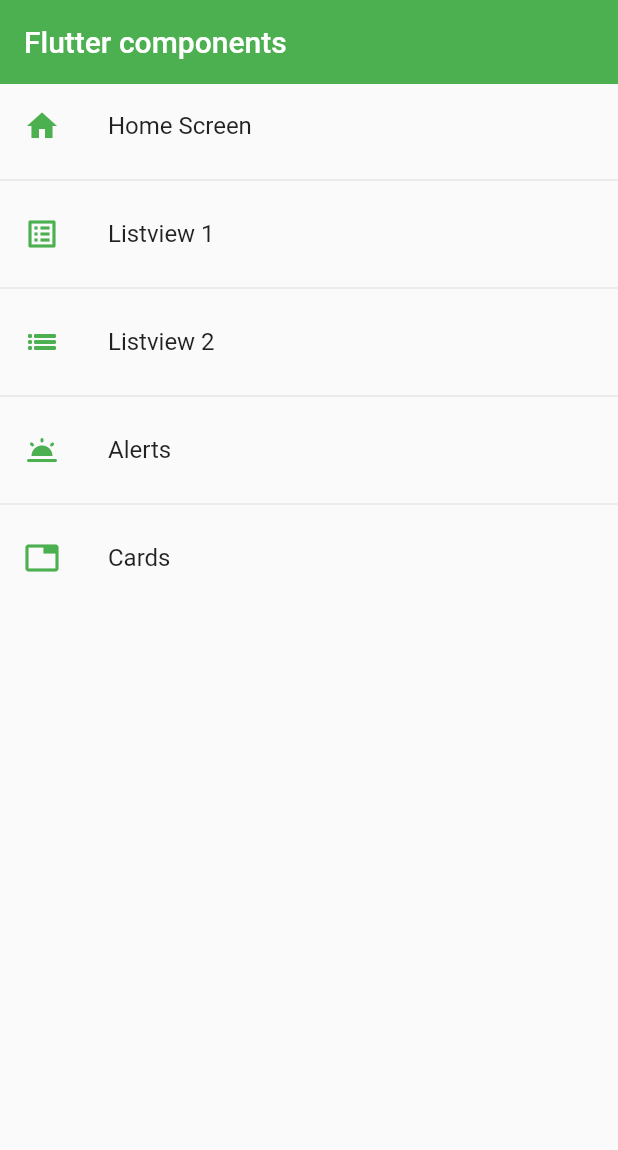
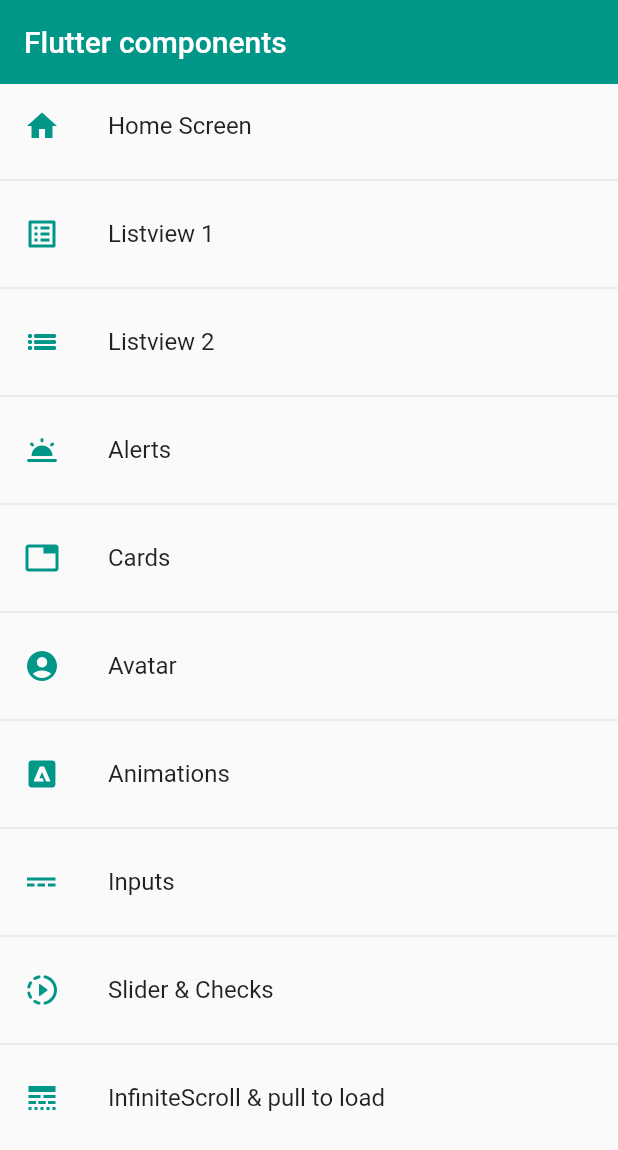
Before and after one commit to lizie18/components_flutter, a Flutter app: the screen it shows after launch, on a phone screen of 412 x 824 dp. Shown: the top 1150 px of the screen. Run offline on Flutter 3.47's test engine with Material 2 defaults, Android fonts, the phone set to English and light mode, and no system bars.

Commit message:
Components complete

```diff
--- a/lib/router/app_routes.dart
+++ b/lib/router/app_routes.dart
@@ -1,16 +1,62 @@
 import 'package:fl_components/models/menu_option.dart';
+import 'package:fl_components/screens/listview_builder_screen.dart';
 import 'package:fl_components/screens/screens.dart';
 import 'package:flutter/material.dart';
 
 class AppRoutes {
   static const initialRoute = 'home';
 
-  static final menuOptions = <MenuOption> [
-    MenuOption(route: 'home', name: 'Home Screen', icon: Icons.home, screen: const HomeScreen()),
-    MenuOption(route: 'listview1', name: 'Listview 1', icon: Icons.list_alt, screen: const ListView1Screen()),
-    MenuOption(route: 'listview2', name: 'Listview 2', icon: Icons.list_sharp, screen: const ListView2Screen()),
-    MenuOption(route: 'alert', name: 'Alerts', icon: Icons.wb_twilight_rounded, screen: const AlertScreen()),
-    MenuOption(route: 'card', name: 'Cards', icon: Icons.tab_outlined, screen: const CardScreen()),
+  static final menuOptions = <MenuOption>[
+    MenuOption(
+        route: 'home',
+        name: 'Home Screen',
+        icon: Icons.home,
+        screen: const HomeScreen()),
+    MenuOption(
+        route: 'listview1',
+        name: 'Listview 1',
+        icon: Icons.list_alt,
+        screen: const ListView1Screen()),
+    MenuOption(
+        route: 'listview2',
+        name: 'Listview 2',
+        icon: Icons.list_sharp,
+        screen: const ListView2Screen()),
+    MenuOption(
+        route: 'alert',
+        name: 'Alerts',
+        icon: Icons.wb_twilight_rounded,
+        screen: const AlertScreen()),
+    MenuOption(
+        route: 'card',
+        name: 'Cards',
+        icon: Icons.tab_outlined,
+        screen: const CardScreen()),
+    MenuOption(
+        route: 'avatar',
+        name: 'Avatar',
+        icon: Icons.account_circle,
+        screen: const AvatarScreen()),
+    MenuOption(
+        route: 'animated',
+        name: 'Animations',
+        icon: Icons.adobe_outlined,
+        screen: const AnimatedScreen()),
+    MenuOption(
+        route: 'inputs',
+        name: 'Inputs',
+        icon: Icons.power_input,
+        screen: const InputsScreen()),
+    MenuOption(
+        route: 'slider',
+        name: 'Slider & Checks',
+        icon: Icons.slow_motion_video_rounded,
+        screen: const SliderScreen()),
+    MenuOption(
+        route: 'listview',
+        name: 'InfiniteScroll & pull to load',
+        icon: Icons.line_style_sharp,
+        screen: const ListviewBuilderScreen()),
   ];
 
   static Map<String, Widget Function(BuildContext)> getAppRoute() {
@@ -18,7 +64,7 @@ class AppRoutes {
     for (final option in menuOptions) {
       appRoutes.addAll({option.route: (BuildContext context) => option.screen});
     }
-    return  appRoutes;
+    return appRoutes;
   }
 
   // static Map<String, Widget Function(BuildContext)> routes = {
--- a/lib/screens/screens.dart
+++ b/lib/screens/screens.dart
@@ -3,3 +3,7 @@ export 'package:fl_components/screens/card_screen.dart';
 export 'package:fl_components/screens/listview1_screen.dart';
 export 'package:fl_components/screens/listview2_screen.dart';
 export 'package:fl_components/screens/home_screen.dart';
+export 'package:fl_components/screens/avatar_screen.dart';
+export 'package:fl_components/screens/animated_scree.dart';
+export 'package:fl_components/screens/inputs_screen.dart';
+export 'package:fl_components/screens/slider_screen.dart';
--- a/lib/theme/app_theme.dart
+++ b/lib/theme/app_theme.dart
@@ -1,8 +1,41 @@
 import 'package:flutter/material.dart';
 
 class AppTheme {
-  static const Color primaryColor = Colors.green;
+  static const Color primaryColor = Colors.teal;
 
   static final ThemeData lightTheme = ThemeData.light().copyWith(
-      appBarTheme: const AppBarTheme(color: primaryColor, elevation: 0));
+    // AppBar Theme
+    appBarTheme: const AppBarTheme(color: primaryColor, elevation: 0),
+
+    // TextButton Theme
+    textButtonTheme:
+        TextButtonThemeData(style: TextButton.styleFrom(primary: primaryColor)),
+
+    // FloatingActionButton Theme
+    floatingActionButtonTheme: const FloatingActionButtonThemeData(
+        backgroundColor: primaryColor, elevation: 20),
+
+    // ElevatedButton Theme
+    elevatedButtonTheme: ElevatedButtonThemeData(
+        style: ElevatedButton.styleFrom(
+            primary: primaryColor, shape: const StadiumBorder(), elevation: 0)),
+
+    // InputDecoration Theme
+    inputDecorationTheme: const InputDecorationTheme(
+        floatingLabelStyle: TextStyle(color: primaryColor),
+        // enabledBorder: OutlineInputBorder(
+        //     borderRadius: BorderRadius.only(
+        //         bottomLeft: Radius.circular(10),
+        //         topRight: Radius.circular(10))),
+        focusedBorder: OutlineInputBorder(
+            borderSide: BorderSide(color: primaryColor),
+            borderRadius: BorderRadius.only(
+                bottomLeft: Radius.circular(10),
+                topRight: Radius.circular(10))),
+        border: OutlineInputBorder(
+            // borderSide: BorderSide(color: Colors.red, width: 4),
+            borderRadius: BorderRadius.only(
+                bottomLeft: Radius.circular(10),
+                topRight: Radius.circular(10)))),
+  );
 }
--- /dev/null
+++ b/lib/widgets/widgets.dart
@@ -0,0 +1,3 @@
+export 'package:fl_components/widgets/card_type_one.dart';
+export 'package:fl_components/widgets/card_type_two.dart';
+export 'package:fl_components/widgets/custom_input_field.dart';
--- a/pubspec.yaml
+++ b/pubspec.yaml
@@ -58,8 +58,8 @@ flutter:
   uses-material-design: true
 
   # To add assets to your application, add an assets section, like this:
-  # assets:
-  #   - images/a_dot_burr.jpeg
+  assets:
+    - assets/
   #   - images/a_dot_ham.jpeg
 
   # An image asset can refer to one or more resolution-specific "variants", see
```
Also changed, not shown: lib/screens/alert_screen.dart (+69 -3 lines), lib/screens/animated_scree.dart (added, +53 -0 lines), lib/screens/avatar_screen.dart (added, +30 -0 lines), lib/screens/card_screen.dart (+18 -19 lines), lib/screens/inputs_screen.dart (added, +88 -0 lines), lib/screens/listview_builder_screen.dart (added, +119 -0 lines), lib/screens/slider_screen.dart (added, +72 -0 lines), lib/widgets/card_type_one.dart (added, +37 -0 lines), lib/widgets/card_type_two.dart (added, +39 -0 lines), lib/widgets/custom_input_field.dart (added, +58 -0 lines), assets/jar-loading.gif (added).
